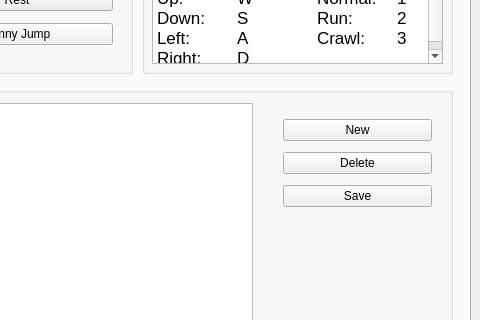
The window that mainwindow.ui (PetoiCamp/PetoiControllerQt) describes before a commit, drawn with Qt 5; both pictures show x 520 to 1000 and y 202 to 522 of the 1000 by 720 pixel window.
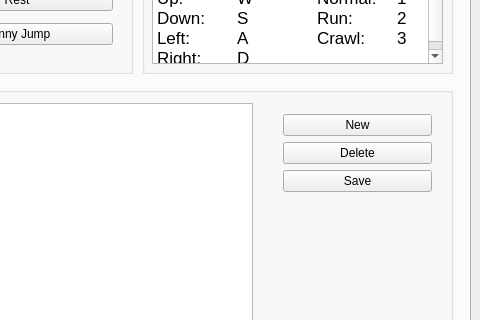
The same window after the commit. Icons and pictures are not drawn.

```diff
--- a/mainwindow.ui
+++ b/mainwindow.ui
@@ -643,7 +643,7 @@
          <x>770</x>
          <y>30</y>
          <width>171</width>
-         <height>121</height>
+         <height>101</height>
         </rect>
        </property>
        <layout class="QVBoxLayout" name="verticalLayout_2">
```
